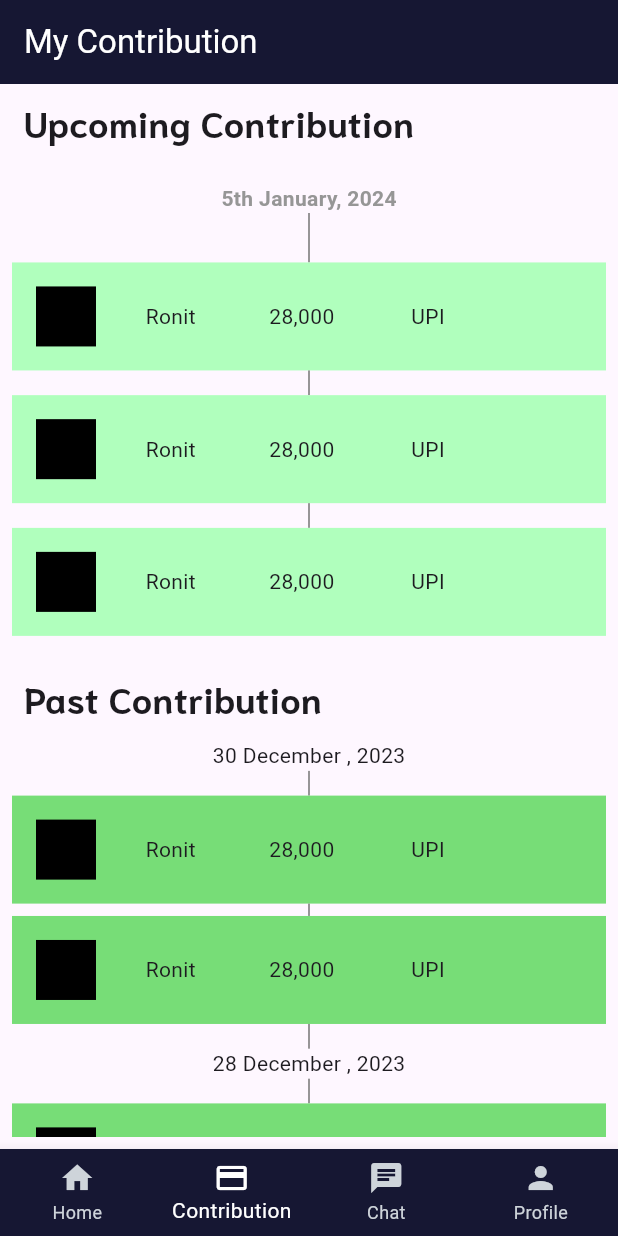
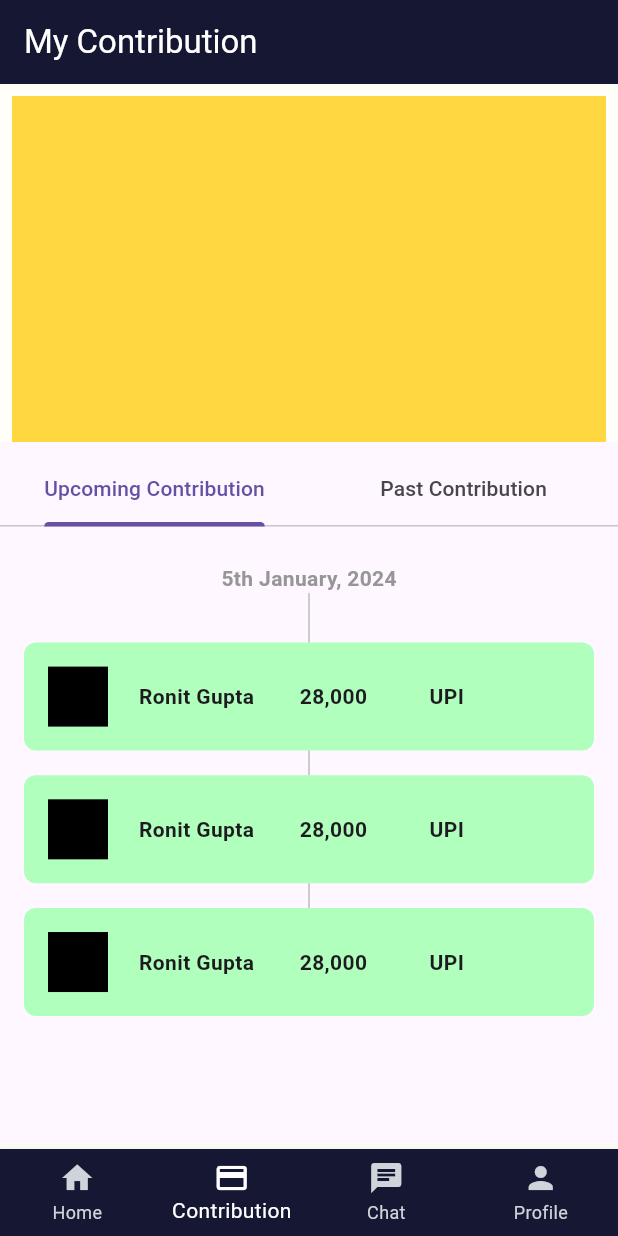
Before and after one commit to M-e-h-u-l-21/Scholar, a Flutter app: the screen it shows after launch, item 2 of the bottom bar chosen, on a phone screen of 412 x 824 dp. Run offline on Flutter 3.47's test engine with Material 3 defaults, Android fonts, the phone set to English and light mode, and no system bars; our stand-ins replace carousel_slider.

Commit message:
Added TabView for Contributions + Style changes

```diff
--- a/lib/utils/constants/colors.dart
+++ b/lib/utils/constants/colors.dart
@@ -16,7 +16,9 @@ class ThemeColors {
   static const Color dark = Color(0xFF272727);
   static const Color primaryBackground = Color(0xFFF3F5FF);
   static const Color lightGreen = Color(0XFFB0FFBD);
-  static const Color darkGreen = Color(0XFF77DD77);
+  static const Color darkGreen = Color(0XFF58F158);
+
+  static const Color scaffold = Color(0XFFFFFEF9);
 
   // Background Container colors
   static const Color lightContainer = Color(0xFFF6F6F6);
--- a/lib/utils/theme/widget_theme/text_theme.dart
+++ b/lib/utils/theme/widget_theme/text_theme.dart
@@ -33,6 +33,8 @@ class Texttheme {
         fontSize: 12.0,
         fontWeight: FontWeight.normal,
         color: ThemeColors.dark.withOpacity(0.5)),
+    labelSmall: const TextStyle().copyWith(
+        fontWeight: FontWeight.w600, color: Color(0XFF969696), fontSize: 16),
   );
 
   /// Customizable Dark Text Theme
--- a/lib/volunteer/controllers/screen.dart
+++ b/lib/volunteer/controllers/screen.dart
@@ -26,6 +26,7 @@ class _ScreenState extends State<Screen> {
   @override
   Widget build(BuildContext context) {
     return Scaffold(
+      backgroundColor: Color(0XFFFFFEF9),
       appBar: AppBar(
         backgroundColor: Color(0xFF161733),
         title: Text(
@@ -35,7 +36,7 @@ class _ScreenState extends State<Screen> {
       ),
       body: _pages[_selectedIndex],
       bottomNavigationBar: Container(
-        margin: EdgeInsets.only(top: 8),
+        margin: EdgeInsets.only(top: 4),
         child: BottomNavigationBar(
           backgroundColor: Color(0XFF161733),
           currentIndex: _selectedIndex,
--- a/lib/volunteer/screens/chat/chat.dart
+++ b/lib/volunteer/screens/chat/chat.dart
@@ -1,4 +1,5 @@
 import "package:flutter/material.dart";
+import "package:gscapp/utils/constants/colors.dart";
 import "package:gscapp/volunteer/screens/chat/widgets/chatitem.dart";
 
 class Chat extends StatelessWidget {
@@ -7,6 +8,7 @@ class Chat extends StatelessWidget {
   @override
   Widget build(BuildContext context) {
     return Scaffold(
+      backgroundColor: ThemeColors.scaffold,
       body: Column(
         children: [ChatItem(), ChatItem(), ChatItem()],
       ),
--- a/lib/volunteer/screens/donation/donation.dart
+++ b/lib/volunteer/screens/donation/donation.dart
@@ -1,4 +1,5 @@
 import "package:flutter/material.dart";
+import "package:gscapp/utils/constants/colors.dart";
 import "package:gscapp/volunteer/screens/donation/widgets/pastContribution.dart";
 import "package:gscapp/volunteer/screens/donation/widgets/upcomingPayment.dart";
 
@@ -8,19 +9,70 @@ class Donation extends StatelessWidget {
   @override
   Widget build(BuildContext context) {
     return Scaffold(
-      body: SingleChildScrollView(
-        child: Padding(
-          padding: const EdgeInsets.all(8.0),
-          child: Column(
-            children: [
-              UpcomingContribution(),
-              SizedBox(
-                height: 24,
-              ),
-              PastContribution()
-            ],
+      backgroundColor: ThemeColors.scaffold,
+      body: Column(
+        children: [
+          Padding(
+            padding: const EdgeInsets.only(top: 8, left: 8, right: 8),
+            child: Container(
+              width: double.infinity,
+              height: MediaQuery.of(context).size.height * 0.28,
+              color: Colors.amberAccent,
+            ),
           ),
-        ),
+
+          Expanded(
+            child: DefaultTabController(
+                length: 2,
+                child: Scaffold(
+                  appBar: AppBar(
+                    toolbarHeight: MediaQuery.of(context).size.height * 0.01,
+                    bottom: const TabBar(tabs: [
+                      Tab(
+                        text: "Upcoming Contribution",
+                      ),
+                      Tab(
+                        text: "Past Contribution",
+                      )
+                    ]),
+                  ),
+                  body: TabBarView(
+                      physics: NeverScrollableScrollPhysics(),
+                      children: [
+                        Padding(
+                          padding: const EdgeInsets.only(
+                              top: 8.0, left: 16, right: 16),
+                          child: SingleChildScrollView(
+                            physics: AlwaysScrollableScrollPhysics(),
+                            child: UpcomingContribution(),
+                          ),
+                        ),
+                        Padding(
+                          padding: const EdgeInsets.only(
+                              top: 8.0, left: 16, right: 16),
+                          child: SingleChildScrollView(
+                            physics: AlwaysScrollableScrollPhysics(),
+                            child: PastContribution(),
+                          ),
+                        )
+                      ]),
+                )),
+          )
+          // SingleChildScrollView(
+          //   child: Padding(
+          //     padding: const EdgeInsets.all(8.0),
+          //     child: Column(
+          //       children: [
+          //         UpcomingContribution(),
+          //         SizedBox(
+          //           height: 24,
+          //         ),
+          //         PastContribution()
+          //       ],
+          //     ),
+          //   ),
+          // ),
+        ],
       ),
     );
   }
--- a/lib/volunteer/screens/donation/widgets/pastContribution.dart
+++ b/lib/volunteer/screens/donation/widgets/pastContribution.dart
@@ -11,43 +11,54 @@ class PastContribution extends StatelessWidget {
     return Column(
       crossAxisAlignment: CrossAxisAlignment.start,
       children: [
-        Padding(
-          padding: EdgeInsets.only(left: 8),
-          child: Text(
-            "Past Contribution",
-            style: TextStyle(
-                fontSize: 24,
-                fontWeight: FontWeight.bold,
-                fontFamily: 'Niramit'),
-          ),
-        ),
+        // Padding(
+        //   padding: EdgeInsets.only(left: 8),
+        //   child: Text(
+        //     "Past Contribution",
+        //     style: TextStyle(
+        //         fontSize: 24,
+        //         fontWeight: FontWeight.bold,
+        //         fontFamily: 'Niramit'),
+        //   ),
+        // ),
+        // SizedBox(
+        //   height: MediaQuery.of(context).size.height * 0.005,
+        // ),
         Container(
           width: double.infinity,
           child: Column(
             children: [
               SizedBox(
-                height: 12,
+                height: MediaQuery.of(context).size.height * 0.02,
               ),
-              Text("30 December , 2023"),
+              Text(
+                "30 December , 2023",
+                style: TextStyle(
+                    fontWeight: FontWeight.w600, color: Color(0XFF969696)),
+              ),
               Container(
                   height: MediaQuery.of(context).size.height * 0.02,
-                  child: VerticalDivider(color: Colors.grey[600])),
+                  child: VerticalDivider(color: Colors.grey[400])),
               CardContainer(c: ThemeColors.darkGreen),
               Container(
                   height: MediaQuery.of(context).size.height * 0.01,
-                  child: VerticalDivider(color: Colors.grey[600])),
+                  child: VerticalDivider(color: Colors.grey[400])),
               CardContainer(c: ThemeColors.darkGreen),
               Container(
                   height: MediaQuery.of(context).size.height * 0.02,
-                  child: VerticalDivider(color: Colors.grey[600])),
-              Text("28 December , 2023"),
+                  child: VerticalDivider(color: Colors.grey[400])),
+              Text(
+                "28 December , 2023",
+                style: TextStyle(
+                    fontWeight: FontWeight.w600, color: Color(0XFF969696)),
+              ),
               Container(
                   height: MediaQuery.of(context).size.height * 0.02,
-                  child: VerticalDivider(color: Colors.grey[600])),
+                  child: VerticalDivider(color: Colors.grey[400])),
               CardContainer(c: ThemeColors.darkGreen),
               Container(
                   height: MediaQuery.of(context).size.height * 0.01,
-                  child: VerticalDivider(color: Colors.grey[600])),
+                  child: VerticalDivider(color: Colors.grey[400])),
               CardContainer(c: ThemeColors.darkGreen),
             ],
           ),
--- a/lib/volunteer/screens/donation/widgets/paymentcard.dart
+++ b/lib/volunteer/screens/donation/widgets/paymentcard.dart
@@ -11,8 +11,11 @@ class CardContainer extends StatelessWidget {
   @override
   Widget build(BuildContext context) {
     return Container(
+      decoration: BoxDecoration(
+        borderRadius: BorderRadius.circular(8),
+        color: c,
+      ),
       width: double.infinity,
-      color: c,
       child: Padding(
         padding: const EdgeInsets.all(16.0),
         child: Row(
@@ -23,27 +26,36 @@ class CardContainer extends StatelessWidget {
               color: Colors.black,
             ),
             SizedBox(
+              width: MediaQuery.of(context).size.width * 0.05,
+            ),
+            SizedBox(
+              child: Text(
+                "Ronit Gupta",
+                style: TextStyle(fontWeight: FontWeight.bold),
+              ),
+              width: MediaQuery.of(context).size.width * 0.22,
+            ),
+            SizedBox(
+              width: MediaQuery.of(context).size.width * 0.04,
+            ),
+            SizedBox(
+              child: Text(
+                "28,000",
+                style: TextStyle(fontWeight: FontWeight.bold),
+              ),
+              width: MediaQuery.of(context).size.width * 0.13,
+            ),
+            SizedBox(
               width: MediaQuery.of(context).size.width * 0.08,
             ),
             SizedBox(
-              child: Text("Ronit"),
-              width: MediaQuery.of(context).size.width * 0.10,
-            ),
-            SizedBox(
-              width: MediaQuery.of(context).size.width * 0.10,
-            ),
-            SizedBox(
-              child: Text("28,000"),
-              width: MediaQuery.of(context).size.width * 0.13,
-            ),
-            SizedBox(
-              width: MediaQuery.of(context).size.width * 0.10,
-            ),
-            SizedBox(
-              child: Text("UPI"),
+              child: Text(
+                "UPI",
+                style: TextStyle(fontWeight: FontWeight.bold),
+              ),
               width: MediaQuery.of(context).size.width * 0.14,
             ),
-            SizedBox(width: MediaQuery.of(context).size.width * 0.06),
+            // SizedBox(width: MediaQuery.of(context).size.width * 0.06),
             // Stack(
             //   alignment: Alignment.centerRight,
             //   children: [
--- a/lib/volunteer/screens/donation/widgets/upcomingPayment.dart
+++ b/lib/volunteer/screens/donation/widgets/upcomingPayment.dart
@@ -12,18 +12,18 @@ class UpcomingContribution extends StatelessWidget {
     return Column(
       crossAxisAlignment: CrossAxisAlignment.start,
       children: [
-        Padding(
-          padding: EdgeInsets.only(left: 8),
-          child: Text(
-            "Upcoming Contribution",
-            style: TextStyle(
-                fontSize: 24,
-                fontWeight: FontWeight.bold,
-                fontFamily: 'Niramit'),
-          ),
-        ),
+        // Padding(
+        //   padding: EdgeInsets.only(left: 8),
+        //   child: Text(
+        //     "Upcoming Contribution",
+        //     style: TextStyle(
+        //         fontSize: 24,
+        //         fontWeight: FontWeight.bold,
+        //         fontFamily: 'Niramit'),
+        //   ),
+        // ),
         SizedBox(
-          height: 24,
+          height: MediaQuery.of(context).size.height * 0.020,
         ),
         Container(
           width: double.infinity,
@@ -36,21 +36,21 @@ class UpcomingContribution extends StatelessWidget {
               ),
               Container(
                   height: MediaQuery.of(context).size.height * 0.04,
-                  child: VerticalDivider(color: Colors.grey[600])),
+                  child: VerticalDivider(color: Colors.grey[400])),
               CardContainer(
                 c: ThemeColors.lightGreen,
               ),
               Container(
                   height: MediaQuery.of(context).size.height * 0.02,
-                  child: VerticalDivider(color: Colors.grey[600])),
+                  child: VerticalDivider(color: Colors.grey[400])),
               CardContainer(
-                c:ThemeColors.lightGreen,
+                c: ThemeColors.lightGreen,
               ),
               Container(
                   height: MediaQuery.of(context).size.height * 0.02,
-                  child: VerticalDivider(color: Colors.grey[600])),
+                  child: VerticalDivider(color: Colors.grey[400])),
               CardContainer(
-                c:ThemeColors.lightGreen,
+                c: ThemeColors.lightGreen,
               ),
             ],
           ),
--- a/lib/volunteer/screens/donationtype/screens/donationtype.dart
+++ b/lib/volunteer/screens/donationtype/screens/donationtype.dart
@@ -1,4 +1,5 @@
 import "package:flutter/material.dart";
+import 'package:gscapp/utils/constants/colors.dart';
 import 'package:gscapp/volunteer/screens/donationtype/screens/widgets/fee_option_list.dart';
 
 class Donationtype extends StatelessWidget {
@@ -9,6 +10,7 @@ class Donationtype extends StatelessWidget {
   @override
   Widget build(BuildContext context) {
     return Scaffold(
+      backgroundColor: ThemeColors.scaffold,
       appBar: AppBar(),
       body: Padding(
         padding: const EdgeInsets.symmetric(horizontal: 8.0),
--- a/lib/volunteer/screens/home/home_page.dart
+++ b/lib/volunteer/screens/home/home_page.dart
@@ -1,4 +1,5 @@
 import "package:flutter/material.dart";
+import 'package:gscapp/utils/constants/colors.dart';
 import 'package:gscapp/volunteer/screens/home/widgets/horizontal_scroll_complete.dart';
 import 'package:gscapp/volunteer/screens/home/widgets/top_carousel.dart';
 import 'package:gscapp/volunteer/screens/home/widgets/urgentScroll.dart';
@@ -14,6 +15,7 @@ class _HomePageState extends State<HomePage> {
   @override
   Widget build(BuildContext context) {
     return Scaffold(
+      backgroundColor: ThemeColors.scaffold,
       body: Padding(
         padding: const EdgeInsets.only(
           left: 16.0,
--- a/lib/volunteer/screens/home/widgets/card_view.dart
+++ b/lib/volunteer/screens/home/widgets/card_view.dart
@@ -14,7 +14,7 @@ class CardView extends StatelessWidget {
         height: MediaQuery.of(context).size.height * 0.25,
         width: 300,
         decoration: BoxDecoration(
-            color: Color(0xffe9dac4),
+            color: Color.fromARGB(255, 245, 233, 219),
             borderRadius: BorderRadius.all(Radius.circular(6))),
         child: Container(
           padding: EdgeInsets.all(8),
--- a/lib/volunteer/screens/profile/profile.dart
+++ b/lib/volunteer/screens/profile/profile.dart
@@ -1,10 +1,13 @@
 import "package:flutter/material.dart";
+import "package:gscapp/utils/constants/colors.dart";
 
 class Profile extends StatelessWidget {
-const Profile({ Key? key }) : super(key: key);
+  const Profile({Key? key}) : super(key: key);
 
   @override
-  Widget build(BuildContext context){
-    return Container();
+  Widget build(BuildContext context) {
+    return Scaffold(
+      backgroundColor: ThemeColors.scaffold,
+    );
   }
 }
--- a/lib/volunteer/screens/studentProfile/studentdetail.dart
+++ b/lib/volunteer/screens/studentProfile/studentdetail.dart
@@ -1,11 +1,14 @@
 import "package:flutter/material.dart";
-
+import "package:gscapp/utils/constants/colors.dart";
 
 class Studentdetail extends StatelessWidget {
-const Studentdetail({ Key? key }) : super(key: key);
+  const Studentdetail({Key? key}) : super(key: key);
 
   @override
-  Widget build(BuildContext context){
-    return Container();
+  Widget build(BuildContext context) {
+    return Scaffold(
+      backgroundColor: ThemeColors.scaffold,
+
+    );
   }
 }
```
